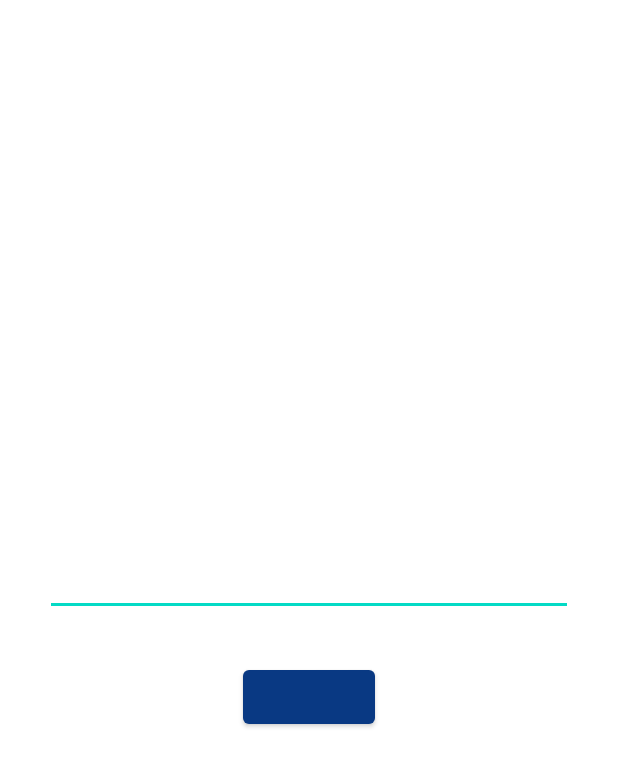
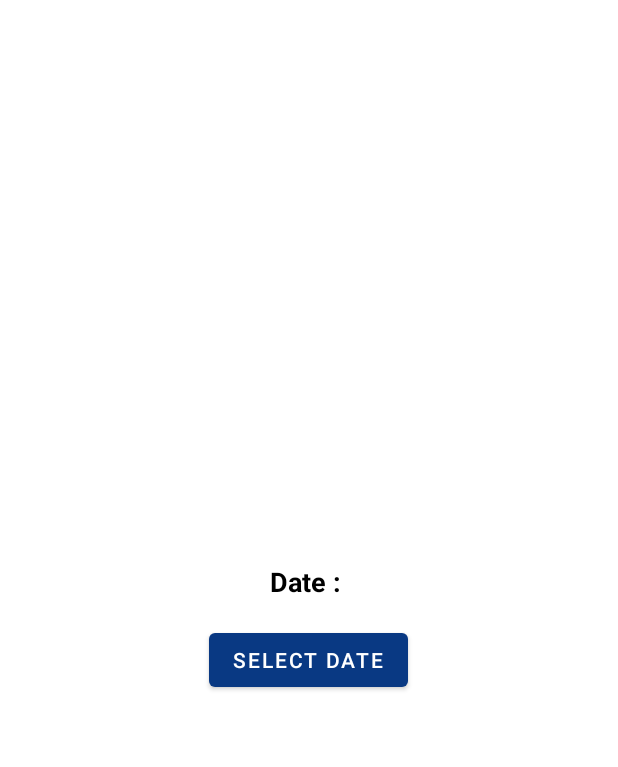
Before and after one commit to Dara-G6/navigationDrawer, an Android app: the screen it shows after launch (Testing), on a phone screen of 412 x 824 dp. Shown: the top 767 px of the screen. Run offline under Robolectric (Android 15) with nearby library versions, the phone set to English and light mode, and no system bars.

```diff
--- a/app/src/main/java/com/example/navigationdrawer/UI/HomeScreen/Testing.kt
+++ b/app/src/main/java/com/example/navigationdrawer/UI/HomeScreen/Testing.kt
@@ -1,50 +1,48 @@
 package com.example.navigationdrawer.UI.HomeScreen
 
+import android.app.DatePickerDialog
+import android.os.Build
 import androidx.appcompat.app.AppCompatActivity
 import android.os.Bundle
-import android.text.Editable
-import android.text.TextWatcher
-import android.view.KeyEvent
+import android.view.View
+import android.widget.*
+import androidx.annotation.RequiresApi
+import androidx.appcompat.app.AlertDialog
 import com.example.navigationdrawer.R
-import com.example.navigationdrawer.databinding.ActivityTestingBinding
-import java.text.DecimalFormat
-import java.text.NumberFormat
 
 class Testing : AppCompatActivity() {
-    private lateinit var binding: ActivityTestingBinding
-    private var strDisplay = ""
-    private var strResult = ""
+
+    private lateinit var textView:TextView
+    private lateinit var button: Button
+
+    @RequiresApi(Build.VERSION_CODES.O)
     override fun onCreate(savedInstanceState: Bundle?) {
         super.onCreate(savedInstanceState)
-        binding = ActivityTestingBinding.inflate(layoutInflater)
-        setContentView(binding.root)
 
-        binding.apply {
-            edtNumber.addTextChangedListener(object :TextWatcher{
-                override fun beforeTextChanged(
-                    text: CharSequence?,
-                    start: Int,
-                    count: Int,
-                    after: Int
-                ) {
+        setContentView(R.layout.activity_testing)
+        //find id
+        textView = findViewById(R.id.text_dates)
+        button   = findViewById(R.id.button)
+        //
 
-                }
+        //set onclick to button
+        button.setOnClickListener {
+            // create object from date picker
+            val dialog = DatePickerDialog(this)
 
-                override fun onTextChanged(text: CharSequence?, start: Int, before: Int, count: Int) {
-                    strResult = text.toString()
-                    val formater = DecimalFormat("###,###")
-                    strDisplay = formater.format(text.toString().toBigDecimal())
-                    edtNumber.setText(strDisplay)
-                }
+            // get text from selected date
+            dialog.setOnDateSetListener { _, year, month, dayOfMonth ->
 
-                override fun afterTextChanged(text: Editable?) {
-                    strResult = text.toString()
-                    val formater = DecimalFormat("###,###")
-                    strDisplay = formater.format(text.toString().toBigDecimal())
-                    edtNumber.setText(strDisplay)
-                }
+                    textView.text = "Selected Date: $dayOfMonth / ${month+1} / $year"
+
+
             }
-            )
+            dialog.show()
         }
+
+
     }
+
+
+
 }
--- a/app/src/main/res/layout/activity_testing.xml
+++ b/app/src/main/res/layout/activity_testing.xml
@@ -8,16 +8,27 @@
     android:orientation="vertical"
     tools:context=".UI.HomeScreen.Testing">
 
-    <EditText
+
+    <TextView
         android:layout_width="match_parent"
-        android:layout_margin="30sp"
-        android:id="@+id/edt_number"
-        android:inputType="numberDecimal"
-        android:layout_height="wrap_content"/>
+        android:layout_height="wrap_content"
+        android:text="Date : "
+        android:layout_marginHorizontal="16dp"
+        android:textColor="@color/black"
+        android:id="@+id/text_dates"
+        android:textSize="18sp"
+        android:layout_marginVertical="16dp"
+        android:textStyle="bold"
+        android:textAlignment="center"/>
+
 
     <Button
         android:layout_width="wrap_content"
-        android:id="@+id/btn_display"
         android:layout_height="wrap_content"
+        android:text="Select Date"
+        android:id="@+id/button"
         android:layout_gravity="center_horizontal"/>
+
+
+
 </LinearLayout>
```
